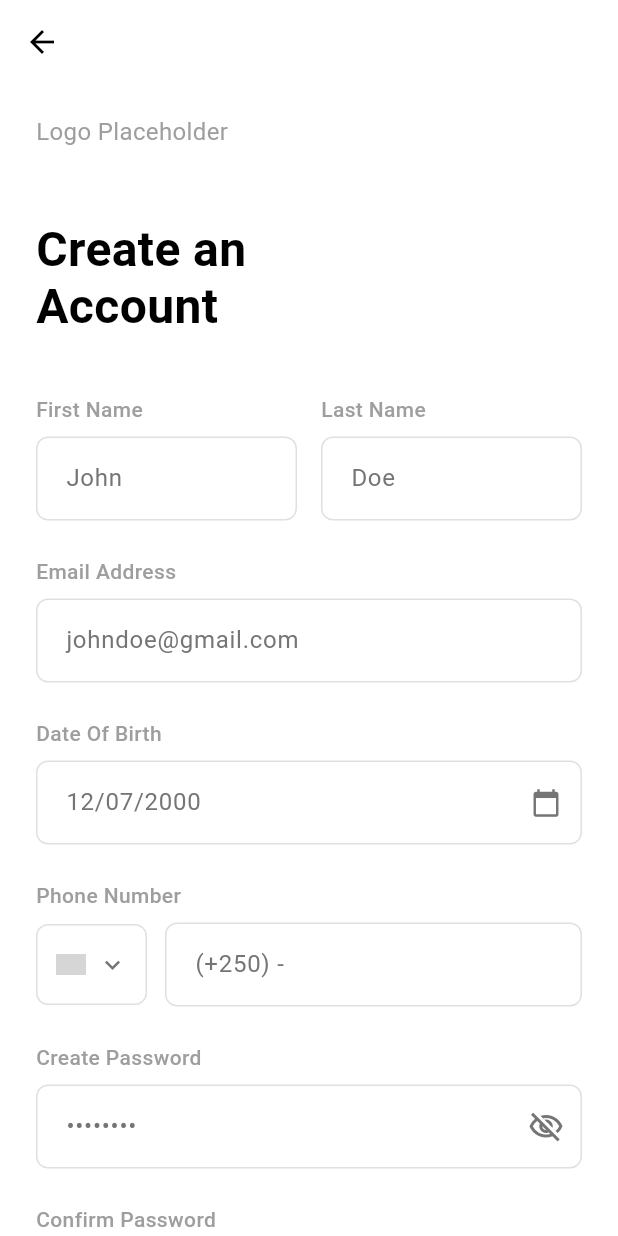
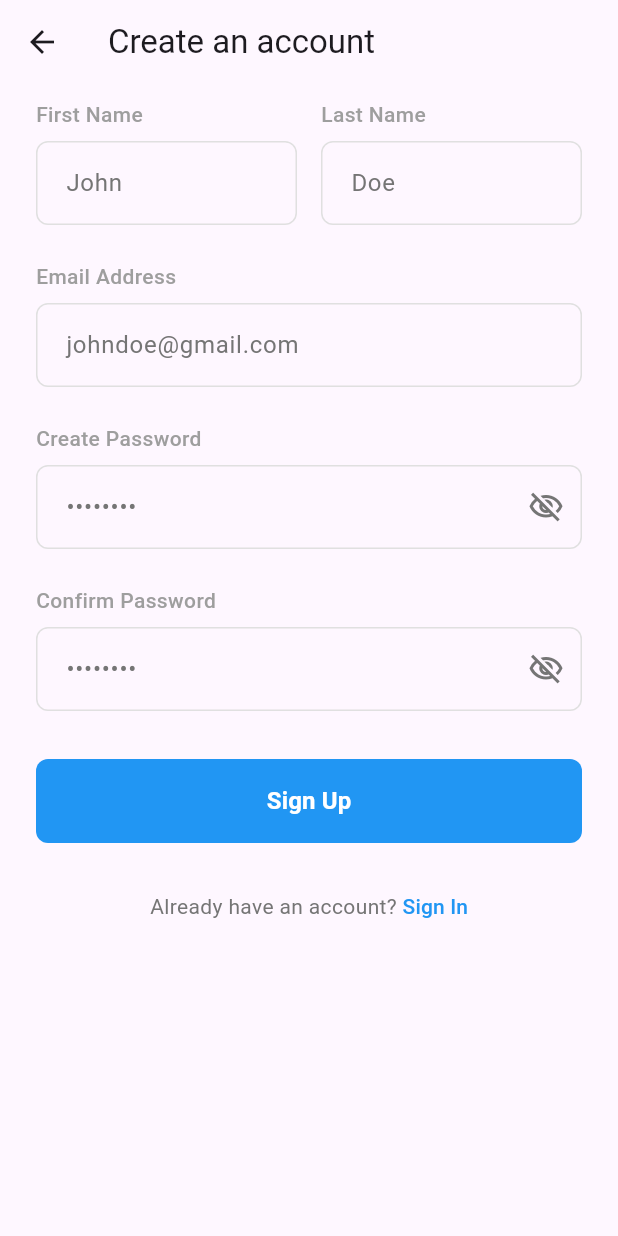
Before and after one commit to vixalien/gearhead, a Flutter app: the SignupScreen screen opened by its route, on a phone screen of 412 x 824 dp. Run offline on Flutter 3.47's test engine with Material 3 defaults, Android fonts, the phone set to English and light mode, and no system bars; our stand-ins replace shared_preferences; accounts and stored records are empty; grey boxes are pictures that could not be loaded.

Commit message:
Added Signup on the screen

```diff
--- a/lib/screens/signup.dart
+++ b/lib/screens/signup.dart
@@ -1,5 +1,6 @@
 import 'package:flutter/material.dart';
 import 'package:flutter/services.dart';
+import '../services/auth_service.dart';
 
 class SignupScreen extends StatefulWidget {
   const SignupScreen({super.key});
@@ -12,34 +13,72 @@ class _SignupScreenState extends State<SignupScreen> {
   final _firstNameController = TextEditingController();
   final _lastNameController = TextEditingController();
   final _emailController = TextEditingController();
-  final _dateOfBirthController = TextEditingController();
-  final _phoneController = TextEditingController();
+
   final _passwordController = TextEditingController();
   final _confirmPasswordController = TextEditingController();
   final _formKey = GlobalKey<FormState>();
 
   bool _isPasswordVisible = false;
   bool _isConfirmPasswordVisible = false;
-  String _selectedCountryCode = '+1';
+  bool _isLoading = false;
+  final AuthService _authService = AuthService();
 
   @override
   void dispose() {
     _firstNameController.dispose();
     _lastNameController.dispose();
     _emailController.dispose();
-    _dateOfBirthController.dispose();
-    _phoneController.dispose();
+
     _passwordController.dispose();
     _confirmPasswordController.dispose();
     super.dispose();
   }
 
-  void _handleSignUp() {
+  void _handleSignUp() async {
     if (_formKey.currentState!.validate()) {
-      // Handle signup logic here
+      setState(() {
+        _isLoading = true;
+      });
+
+      try {
+        // Create user account - Firebase automatically logs in the user
+        final userCredential = await _authService
+            .createUserWithEmailAndPassword(
+              email: _emailController.text.trim(),
+              password: _passwordController.text,
+              firstName: _firstNameController.text.trim(),
+              lastName: _lastNameController.text.trim(),
+            );
+
+        if (mounted) {
+          if (userCredential != null && userCredential.user != null) {
+            // User is automatically logged in, navigate to spots page
+            Navigator.pushReplacementNamed(context, '/spots');
+          } else {
+            // Account created but user not logged in, redirect to login
             ScaffoldMessenger.of(context).showSnackBar(
-        const SnackBar(content: Text('Sign up functionality coming soon!')),
+              const SnackBar(
+                content: Text('Account created successfully! Please log in.'),
+                backgroundColor: Colors.green,
+                duration: Duration(seconds: 3),
+              ),
             );
+            Navigator.pushReplacementNamed(context, '/login');
+          }
+        }
+      } catch (e) {
+        if (mounted) {
+          ScaffoldMessenger.of(context).showSnackBar(
+            SnackBar(content: Text(e.toString()), backgroundColor: Colors.red),
+          );
+        }
+      } finally {
+        if (mounted) {
+          setState(() {
+            _isLoading = false;
+          });
+        }
+      }
     }
   }
 
@@ -47,31 +86,25 @@ class _SignupScreenState extends State<SignupScreen> {
     Navigator.pushReplacementNamed(context, '/login');
   }
 
-  Future<void> _selectDate() async {
-    final DateTime? picked = await showDatePicker(
-      context: context,
-      initialDate: DateTime(2000),
-      firstDate: DateTime(1900),
-      lastDate: DateTime.now(),
-    );
-    if (picked != null) {
-      setState(() {
-        _dateOfBirthController.text =
-            '${picked.day.toString().padLeft(2, '0')}/${picked.month.toString().padLeft(2, '0')}/${picked.year}';
-      });
-    }
-  }
-
   @override
   Widget build(BuildContext context) {
     return Scaffold(
-      backgroundColor: Colors.white,
+      backgroundColor: Theme.of(context).scaffoldBackgroundColor,
       appBar: AppBar(
-        backgroundColor: Colors.white,
+        backgroundColor: Theme.of(context).appBarTheme.backgroundColor,
         elevation: 0,
         leading: IconButton(
-          icon: const Icon(Icons.arrow_back, color: Colors.black),
-          onPressed: () => Navigator.pop(context),
+          icon: Icon(
+            Icons.arrow_back,
+            color: Theme.of(context).appBarTheme.foregroundColor,
+          ),
+          onPressed: () => Navigator.pushReplacementNamed(context, '/splash'),
+        ),
+        title: Text(
+          "Create an account",
+          style: TextStyle(
+            color: Theme.of(context).appBarTheme.foregroundColor,
+          ),
         ),
       ),
       body: SafeArea(
@@ -80,32 +113,7 @@ class _SignupScreenState extends State<SignupScreen> {
           child: Column(
             crossAxisAlignment: CrossAxisAlignment.start,
             children: [
-              const SizedBox(height: 20),
-
-              // Logo placeholder
-              const Text(
-                'Logo Placeholder',
-                style: TextStyle(
-                  fontSize: 16,
-                  color: Colors.grey,
-                  fontWeight: FontWeight.w400,
-                ),
-              ),
-
-              const SizedBox(height: 48),
-
-              // Create account title
-              const Text(
-                'Create an\nAccount',
-                style: TextStyle(
-                  fontSize: 32,
-                  fontWeight: FontWeight.bold,
-                  color: Colors.black,
-                  height: 1.2,
-                ),
-              ),
-
-              const SizedBox(height: 40),
+              const SizedBox(height: 10),
 
               // Form
               Form(
@@ -279,159 +287,6 @@ class _SignupScreenState extends State<SignupScreen> {
 
                     const SizedBox(height: 24),
 
-                    // Date of Birth field
-                    const Text(
-                      'Date Of Birth',
-                      style: TextStyle(
-                        fontSize: 14,
-                        color: Colors.grey,
-                        fontWeight: FontWeight.w500,
-                      ),
-                    ),
-                    const SizedBox(height: 8),
-                    TextFormField(
-                      controller: _dateOfBirthController,
-                      readOnly: true,
-                      onTap: _selectDate,
-                      decoration: InputDecoration(
-                        hintText: '12/07/2000',
-                        hintStyle: TextStyle(
-                          color: Colors.grey[600],
-                          fontSize: 16,
-                        ),
-                        border: OutlineInputBorder(
-                          borderRadius: BorderRadius.circular(8),
-                          borderSide: BorderSide(color: Colors.grey[300]!),
-                        ),
-                        enabledBorder: OutlineInputBorder(
-                          borderRadius: BorderRadius.circular(8),
-                          borderSide: BorderSide(color: Colors.grey[300]!),
-                        ),
-                        focusedBorder: OutlineInputBorder(
-                          borderRadius: BorderRadius.circular(8),
-                          borderSide: const BorderSide(color: Colors.blue),
-                        ),
-                        contentPadding: const EdgeInsets.symmetric(
-                          horizontal: 16,
-                          vertical: 16,
-                        ),
-                        suffixIcon: Icon(
-                          Icons.calendar_today,
-                          color: Colors.grey[600],
-                          size: 20,
-                        ),
-                      ),
-                      validator: (value) {
-                        if (value == null || value.isEmpty) {
-                          return 'Please select your date of birth';
-                        }
-                        return null;
-                      },
-                    ),
-
-                    const SizedBox(height: 24),
-
-                    // Phone Number field
-                    const Text(
-                      'Phone Number',
-                      style: TextStyle(
-                        fontSize: 14,
-                        color: Colors.grey,
-                        fontWeight: FontWeight.w500,
-                      ),
-                    ),
-                    const SizedBox(height: 8),
-                    Row(
-                      children: [
-                        Container(
-                          decoration: BoxDecoration(
-                            border: Border.all(color: Colors.grey[300]!),
-                            borderRadius: BorderRadius.circular(8),
-                          ),
-                          child: Row(
-                            mainAxisSize: MainAxisSize.min,
-                            children: [
-                              Container(
-                                padding: const EdgeInsets.symmetric(
-                                  horizontal: 12,
-                                  vertical: 16,
-                                ),
-                                child: Row(
-                                  children: [
-                                    Container(
-                                      width: 20,
-                                      height: 14,
-                                      decoration: const BoxDecoration(
-                                        image: DecorationImage(
-                                          image: NetworkImage(
-                                            'https://flagcdn.com/20x15/us.png',
-                                          ),
-                                          fit: BoxFit.cover,
-                                        ),
-                                      ),
-                                    ),
-                                    const SizedBox(width: 8),
-                                    Icon(
-                                      Icons.keyboard_arrow_down,
-                                      color: Colors.grey[600],
-                                      size: 20,
-                                    ),
-                                  ],
-                                ),
-                              ),
-                            ],
-                          ),
-                        ),
-                        const SizedBox(width: 12),
-                        Expanded(
-                          child: TextFormField(
-                            controller: _phoneController,
-                            keyboardType: TextInputType.phone,
-                            inputFormatters: [
-                              FilteringTextInputFormatter.digitsOnly,
-                            ],
-                            decoration: InputDecoration(
-                              hintText: '(+250) -',
-                              hintStyle: TextStyle(
-                                color: Colors.grey[600],
-                                fontSize: 16,
-                              ),
-                              border: OutlineInputBorder(
-                                borderRadius: BorderRadius.circular(8),
-                                borderSide: BorderSide(
-                                  color: Colors.grey[300]!,
-                                ),
-                              ),
-                              enabledBorder: OutlineInputBorder(
-                                borderRadius: BorderRadius.circular(8),
-                                borderSide: BorderSide(
-                                  color: Colors.grey[300]!,
-                                ),
-                              ),
-                              focusedBorder: OutlineInputBorder(
-                                borderRadius: BorderRadius.circular(8),
-                                borderSide: const BorderSide(
-                                  color: Colors.blue,
-                                ),
-                              ),
-                              contentPadding: const EdgeInsets.symmetric(
-                                horizontal: 16,
-                                vertical: 16,
-                              ),
-                            ),
-                            validator: (value) {
-                              if (value == null || value.isEmpty) {
-                                return 'Please enter your phone number';
-                              }
-                              return null;
-                            },
-                          ),
-                        ),
-                      ],
-                    ),
-
-                    const SizedBox(height: 24),
-
                     // Create Password field
                     const Text(
                       'Create Password',
@@ -562,7 +417,7 @@ class _SignupScreenState extends State<SignupScreen> {
                       width: double.infinity,
                       height: 56,
                       child: ElevatedButton(
-                        onPressed: _handleSignUp,
+                        onPressed: _isLoading ? null : _handleSignUp,
                         style: ElevatedButton.styleFrom(
                           backgroundColor: Colors.blue,
                           foregroundColor: Colors.white,
@@ -571,7 +426,18 @@ class _SignupScreenState extends State<SignupScreen> {
                           ),
                           elevation: 0,
                         ),
-                        child: const Text(
+                        child: _isLoading
+                            ? const SizedBox(
+                                width: 20,
+                                height: 20,
+                                child: CircularProgressIndicator(
+                                  strokeWidth: 2,
+                                  valueColor: AlwaysStoppedAnimation<Color>(
+                                    Colors.white,
+                                  ),
+                                ),
+                              )
+                            : const Text(
                                 'Sign Up',
                                 style: TextStyle(
                                   fontSize: 16,
```
Lines whose indentation alone changed are shown as unchanged.
